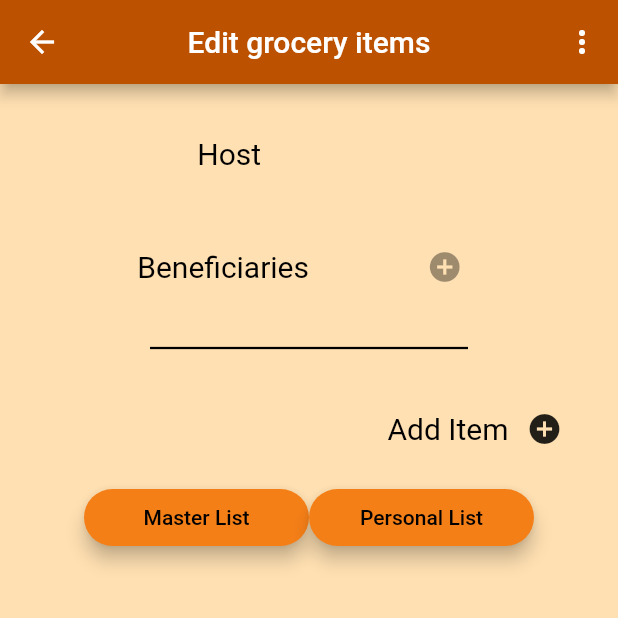
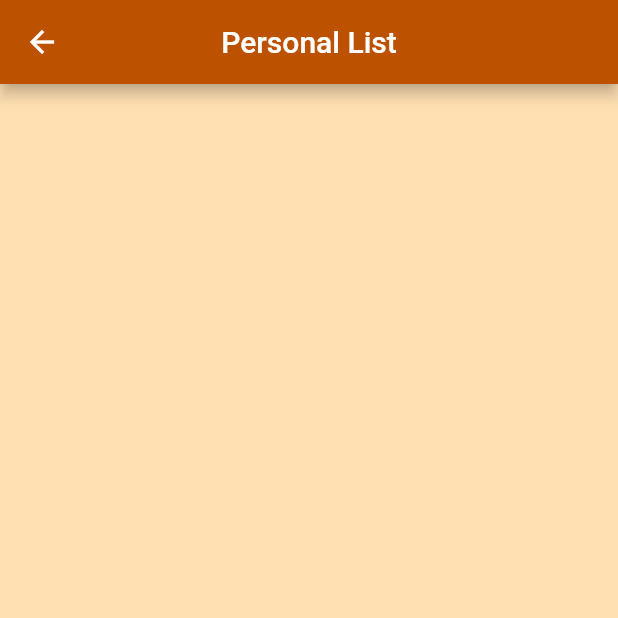
Before and after one commit to prafull2001/grocery-mule, a Flutter app: the EditListScreen screen opened by its route, after a tap on "Personal List", on a phone screen of 412 x 824 dp, the top half of it. Run offline on Flutter 3.47's test engine with Material 2 defaults, Android fonts, the phone set to English and light mode, and no system bars; our stand-ins replace badges, cloud_firestore, firebase_auth, firebase_core, fluttertoast, google_sign_in; missing offline and left inert: number_inc_dec; accounts and stored records are empty.

Commit message:
started personal list

```diff
--- a/lib/main.dart
+++ b/lib/main.dart
@@ -4,6 +4,7 @@ import 'package:grocery_mule/screens/editlist.dart';
 import 'package:grocery_mule/screens/user_info.dart';
 import 'package:grocery_mule/screens/welcome_screen.dart';
 import 'package:grocery_mule/screens/login_screen.dart';
+import 'package:grocery_mule/screens/personal_list.dart';
 import 'package:grocery_mule/screens/registration_screen.dart';
 import 'package:grocery_mule/screens/lists.dart';
 import 'package:grocery_mule/screens/createlist.dart';
@@ -73,6 +74,7 @@ class _GroceryMuleState extends State<GroceryMule>{
         UserInfoScreen.id: (context) => UserInfoScreen(),
         ConfirmEmailScreen.id: (context) => ConfirmEmailScreen(),
         FriendScreen.id: (context) => FriendScreen(),
+        PersonalListScreen.id: (context) => PersonalListScreen(),
       },
     );
   }
--- a/lib/screens/editlist.dart
+++ b/lib/screens/editlist.dart
@@ -4,6 +4,7 @@ import 'package:grocery_mule/components/rounded_ button.dart';
 import 'dart:async';
 import 'package:grocery_mule/providers/cowboy_provider.dart';
 import 'package:grocery_mule/providers/shopping_trip_provider.dart';
+import 'package:grocery_mule/screens/personal_list.dart';
 import 'package:provider/provider.dart';
 import 'package:cloud_firestore/cloud_firestore.dart';
 import 'package:number_inc_dec/number_inc_dec.dart';
@@ -358,7 +359,7 @@ class _EditListsScreenState extends State<EditListScreen> {
     return Scaffold(
       appBar: AppBar(
         centerTitle: true,
-        title: const Text('Edit grocery items'),
+        title: const Text('Edit List'),
         backgroundColor: const Color(0xFFbc5100),
         actions: <Widget>[
           PopupMenuButton<int>(
@@ -514,7 +515,7 @@ class _EditListsScreenState extends State<EditListScreen> {
                     width: 150,
                     child: RoundedButton(
                       onPressed: () {
-                        //go master list page
+                        Navigator.pushNamed(context, PersonalListScreen.id);
                       },
                       title: "Personal List",
                     ),
--- a/lib/screens/lists.dart
+++ b/lib/screens/lists.dart
@@ -139,8 +139,6 @@ class _ListsScreenState extends State<ListsScreen> {
                   onTap: () async {
                     var currentUser = FirebaseAuth.instance.currentUser;
                     if (currentUser != null) {
-                      //here
-                      context.read<Cowboy>().clearUserField();
                       //clearUserField();
                       await _auth.signOut();
                       print('User signed out');
--- /dev/null
+++ b/lib/screens/personal_list.dart
@@ -0,0 +1,25 @@
+import 'package:flutter/material.dart';
+import 'package:grocery_mule/components/rounded_ button.dart';
+import 'package:grocery_mule/constants.dart';
+
+class PersonalListScreen extends StatefulWidget {
+  static String id = 'personallist_screen';
+
+  @override
+  _PersonalListScreen createState() => _PersonalListScreen();
+}
+
+class _PersonalListScreen extends State<PersonalListScreen> {
+  Widget build(BuildContext context) {
+    return Scaffold(
+      appBar: AppBar(
+        centerTitle: true,
+        title: const Text('Personal List'),
+        backgroundColor: const Color(0xFFbc5100),
+      ),
+      body: Padding(
+        padding: EdgeInsets.symmetric(horizontal: 24.0),
+      ),
+    );
+  }
+}
```
Also changed, not shown: pubspec.lock.
